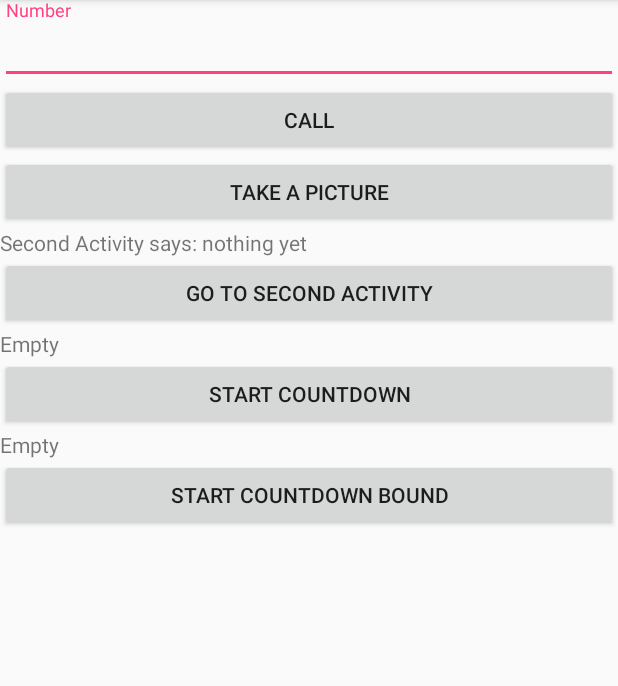
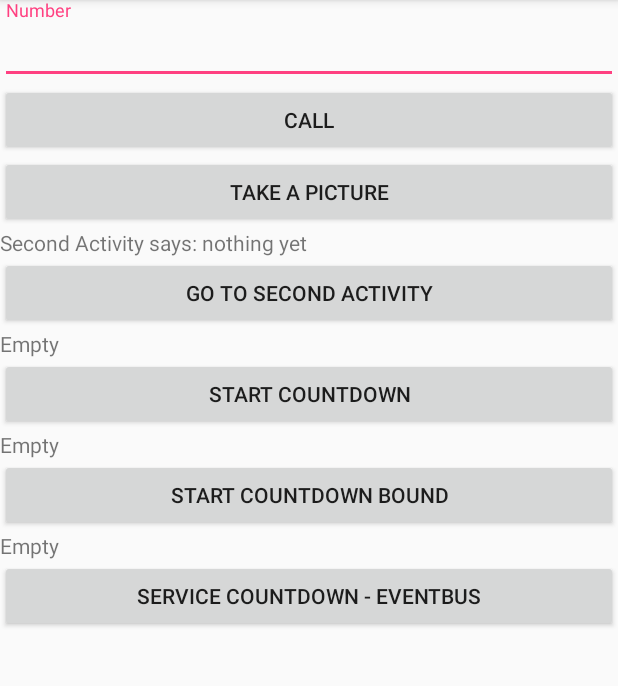
Before and after one commit to kryx07/Intents2, an Android app: the screen it shows after launch (IntentActivity), on a phone screen of 412 x 824 dp, the part 84-770 px from its top. Run offline under Robolectric (Android 15) with nearby library versions, the phone set to English and light mode, and no system bars; our stand-ins replace ButterKnife, EventBus.

Commit message:
EventBus

```diff
--- a/app/build.gradle
+++ b/app/build.gradle
@@ -59,6 +59,9 @@ dependencies {
 
     compile 'io.github.microutils:kotlin-logging:1.4.5'
 
+
+    compile 'org.greenrobot:eventbus:3.0.0'
+
 }
 repositories {
     mavenCentral()
--- a/app/src/main/java/kryx07/intents2/IntentActivity.kt
+++ b/app/src/main/java/kryx07/intents2/activities/IntentActivity.kt
@@ -1,18 +1,28 @@
-package kryx07.intents2
+package kryx07.intents2.activities
 
+import android.app.NotificationManager
+import android.app.PendingIntent
+import android.app.TaskStackBuilder
 import android.content.*
-import android.content.Context.*
 import android.graphics.Bitmap
 import android.net.Uri
 import android.os.Bundle
 import android.os.IBinder
 import android.support.v4.content.LocalBroadcastManager
 import android.support.v7.app.AppCompatActivity
+import android.support.v7.app.NotificationCompat
 import android.util.Log
 import butterknife.ButterKnife
 import butterknife.OnClick
 import kotlinx.android.synthetic.main.activity_main.*
+import kryx07.intents2.R
+import kryx07.intents2.events.CountDownChangedTimeEvent
+import kryx07.intents2.events.ServiceAlreadyRunningEvent
+import kryx07.intents2.services.SampleService
+import kryx07.intents2.services.SampleServiceBound
 import mu.KotlinLogging
+import org.greenrobot.eventbus.EventBus
+import org.greenrobot.eventbus.Subscribe
 
 
 class IntentActivity : AppCompatActivity() {
@@ -31,10 +41,36 @@ class IntentActivity : AppCompatActivity() {
         doBindService()
     }
 
+    override fun onDestroy() {
+        EventBus.getDefault().unregister(this)
+        super.onDestroy()
+    }
 
     override fun onStart() {
         super.onStart()
         registerReceiver()
+        EventBus.getDefault().register(this)
+    }
+
+    fun buildNotification() {
+        val notificationBuilder = NotificationCompat.Builder(this)
+                .setSmallIcon(R.drawable.navigation_empty_icon)
+                .setContentTitle("My notification")
+                .setContentText("Dupa")
+        val resultIntent = Intent(this, SecondActivity::class.java)
+        val stackBuilder = TaskStackBuilder.create(this)
+// Adds the back stack for the Intent (but not the Intent itself)
+        stackBuilder.addParentStack(SecondActivity::class.java)
+// Adds the Intent that starts the Activity to the top of the stack
+        stackBuilder.addNextIntent(resultIntent)
+        val resultPendingIntent = stackBuilder.getPendingIntent(
+                0,
+                PendingIntent.FLAG_UPDATE_CURRENT
+        )
+        notificationBuilder.setContentIntent(resultPendingIntent)
+        val mNotificationManager = getSystemService(Context.NOTIFICATION_SERVICE) as NotificationManager
+// mId allows you to update the notification later on.
+        mNotificationManager.notify(1, notificationBuilder.build())
     }
 
     @OnClick(R.id.call_button)
@@ -63,7 +99,8 @@ class IntentActivity : AppCompatActivity() {
     @OnClick(R.id.service_start_button)
     fun startCountDownService() {
         d("Clicked Start Service")
-        applicationContext.startService(Intent(applicationContext, SampleService::class.java))
+        //applicationContext.startService(Intent(applicationContext, SampleService::class.java))
+        startSampleService()
         //applicationContext.startService(Intent(this@IntentActivity, SampleServiceBound::class.java))
     }
 
@@ -80,6 +117,18 @@ class IntentActivity : AppCompatActivity() {
             d("myService is null")
         }
 
+    }
+
+    @OnClick(R.id.service_start_button3)
+    fun startEventBusService() {
+        d("Clicked Start Service")
+        //applicationContext.startService(Intent(applicationContext, SampleService::class.java))
+        startSampleService()
+    }
+
+    @Subscribe
+    fun updateTimeFromEventBus(countDownChangedTimeEvent: CountDownChangedTimeEvent) {
+        countdown3.text = countDownChangedTimeEvent.newTime
     }
 
     override fun onActivityResult(requestCode: Int, resultCode: Int, data: Intent) {
@@ -122,7 +171,6 @@ class IntentActivity : AppCompatActivity() {
     private var myService: SampleServiceBound? = null
     var mServiceConnection: ServiceConnection = object : ServiceConnection {
 
-
         override fun onServiceConnected(name: ComponentName?, binder: IBinder?) {
             Log.d("ServiceConnection", "connected")
             myServiceBinder = binder as SampleServiceBound.MyBinder?
@@ -141,6 +189,22 @@ class IntentActivity : AppCompatActivity() {
 
     fun doBindService() {
         this.bindService(Intent(this, SampleServiceBound::class.java), mServiceConnection, Context.BIND_AUTO_CREATE)
+        buildNotification()
     }
 
+    private var serviceAlreadyRunning: Boolean = false
+
+    @Subscribe
+    private fun checkIfServiceIsRunning(serviceAlreadyRunningEvent: ServiceAlreadyRunningEvent) {
+        serviceAlreadyRunning = true
+        d("Received that service is already running")
+    }
+
+    private fun startSampleService() {
+        if (!serviceAlreadyRunning) {
+            applicationContext.startService(Intent(applicationContext, SampleService::class.java))
+        }
+    }
+
+
 }
--- a/app/src/main/java/kryx07/intents2/SecondActivity.kt
+++ b/app/src/main/java/kryx07/intents2/activities/SecondActivity.kt
@@ -1,4 +1,4 @@
-package kryx07.intents2
+package kryx07.intents2.activities
 
 import android.app.Activity
 import android.content.Intent
@@ -7,6 +7,7 @@ import android.support.v7.app.AppCompatActivity
 import butterknife.ButterKnife
 import butterknife.OnClick
 import kotlinx.android.synthetic.main.activity_second.*
+import kryx07.intents2.R
 
 
 class SecondActivity : AppCompatActivity() {
--- a/app/src/main/java/kryx07/intents2/di/AppComponent.kt
+++ b/app/src/main/java/kryx07/intents2/di/AppComponent.kt
@@ -1,6 +1,6 @@
 package kryx07.intents2.di
 
-import kryx07.intents2.IntentActivity
+import kryx07.intents2.activities.IntentActivity
 import javax.inject.Singleton
 
 /**
--- a/app/src/main/res/layout/activity_main.xml
+++ b/app/src/main/res/layout/activity_main.xml
@@ -4,7 +4,7 @@
     xmlns:tools="http://schemas.android.com/tools"
     android:layout_width="match_parent"
     android:layout_height="match_parent"
-    tools:context="kryx07.intents2.IntentActivity">
+    tools:context="kryx07.intents2.activities.IntentActivity">
 
     <android.support.design.widget.TextInputLayout
         android:id="@+id/phone_number_input_layout"
@@ -77,6 +77,20 @@
         android:layout_below="@id/countdown2"
         android:text="@string/start_countdown_bound" />
 
+    <TextView
+        android:id="@+id/countdown3"
+        android:layout_width="match_parent"
+        android:layout_height="wrap_content"
+        android:layout_below="@id/service_start_button2"
+        android:text="Empty" />
+
+    <Button
+        android:id="@+id/service_start_button3"
+        android:layout_width="match_parent"
+        android:layout_height="wrap_content"
+        android:layout_below="@id/countdown3"
+        android:text="Service Countdown - EventBus" />
+
     <ImageView
         android:id="@+id/image"
         android:layout_width="match_parent"
--- a/app/src/main/res/layout/activity_second.xml
+++ b/app/src/main/res/layout/activity_second.xml
@@ -4,7 +4,7 @@
     xmlns:tools="http://schemas.android.com/tools"
     android:layout_width="match_parent"
     android:layout_height="match_parent"
-    tools:context="kryx07.intents2.SecondActivity">
+    tools:context="kryx07.intents2.activities.SecondActivity">
 
     <android.support.design.widget.TextInputLayout
         android:id="@+id/text_result_input_layout"
```
Also changed, not shown: app/src/main/AndroidManifest.xml (+4 -4 lines), app/src/main/java/kryx07/intents2/events/CountDownChangedTimeEvent.kt (added, +8 -0 lines), app/src/main/java/kryx07/intents2/events/ServiceAlreadyRunningEvent.kt (added, +8 -0 lines), app/src/main/java/kryx07/intents2/services/SampleService.kt (renamed from app/src/main/java/kryx07/intents2/SampleService.kt, +14 -3 lines), app/src/main/java/kryx07/intents2/services/SampleService2.kt (renamed from app/src/main/java/kryx07/intents2/SampleServiceBound.kt, +7 -8 lines), app/src/main/java/kryx07/intents2/services/SampleServiceBound.kt (added, +120 -0 lines).
